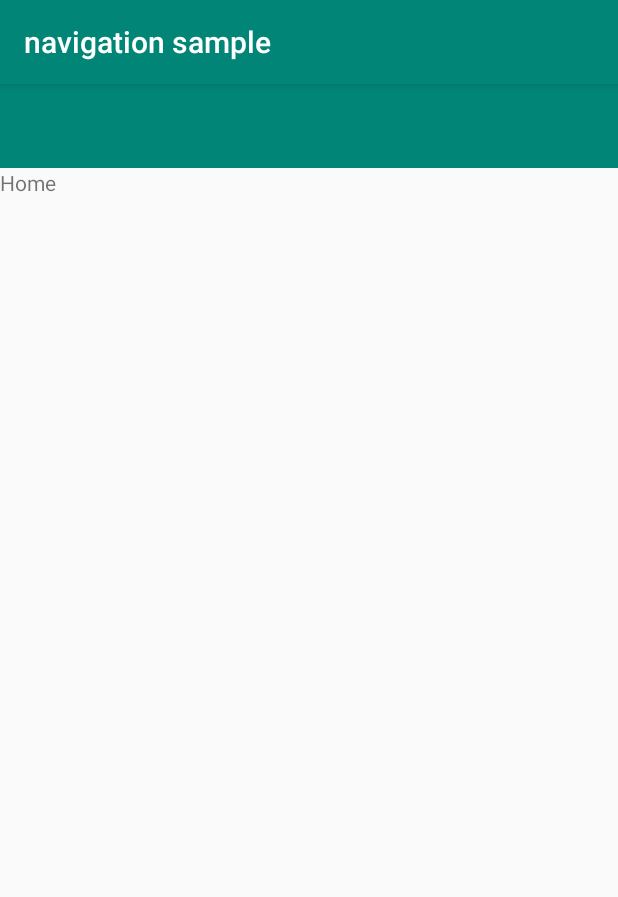
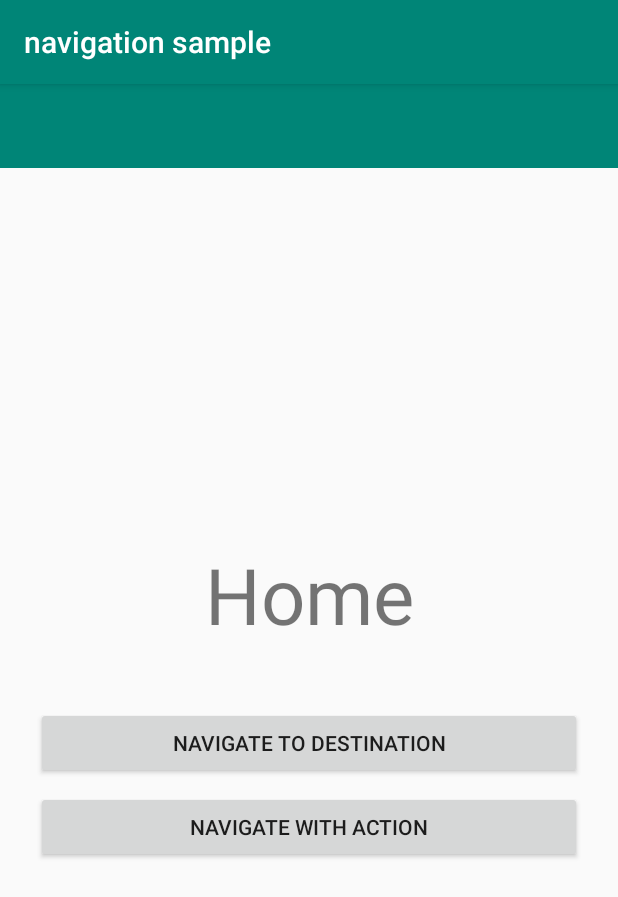
Before and after one commit to prince1809/android-navigation-sample, an Android app: the screen it shows after launch (MainActivity), on a phone screen of 412 x 824 dp. Shown: the top 897 px of the screen. Run offline under Robolectric (Android 15) with nearby library versions, the phone set to English and light mode, and no system bars.

Commit message:
home fragment

```diff
--- a/app/src/main/res/layout/fragment_home.xml
+++ b/app/src/main/res/layout/fragment_home.xml
@@ -1,14 +1,55 @@
 <?xml version="1.0" encoding="utf-8"?>
-<FrameLayout xmlns:android="http://schemas.android.com/apk/res/android"
-             xmlns:tools="http://schemas.android.com/tools"
-             android:layout_width="match_parent"
-             android:layout_height="match_parent"
-             tools:context=".HomeFragment">
+<androidx.constraintlayout.widget.ConstraintLayout xmlns:android="http://schemas.android.com/apk/res/android"
+    xmlns:app="http://schemas.android.com/apk/res-auto"
+    xmlns:tools="http://schemas.android.com/tools"
+    android:id="@+id/linearLayout"
+    android:layout_width="match_parent"
+    android:layout_height="match_parent"
+    tools:context="com.princekr.android.navigationsample.HomeFragment">
 
-    <!-- TODO: Update blank fragment layout -->
     <TextView
-            android:layout_width="match_parent"
-            android:layout_height="match_parent"
-            android:text="@string/home"/>
+        android:id="@+id/text"
+        android:layout_width="match_parent"
+        android:layout_height="wrap_content"
+        android:layout_marginTop="8dp"
+        android:layout_marginBottom="32dp"
+        android:text="@string/home"
+        android:textAlignment="center"
+        android:textSize="52sp"
+        app:layout_constraintBottom_toTopOf="@+id/navigate_destination_button"
+        app:layout_constraintEnd_toEndOf="parent"
+        app:layout_constraintHorizontal_bias="0.5"
+        app:layout_constraintStart_toStartOf="parent"
+        app:layout_constraintTop_toTopOf="parent"
+        app:layout_constraintVertical_chainStyle="packed" />
 
-</FrameLayout>
+    <Button
+        android:id="@+id/navigate_destination_button"
+        android:layout_width="match_parent"
+        android:layout_height="wrap_content"
+        android:layout_marginStart="24dp"
+        android:layout_marginTop="8dp"
+        android:layout_marginEnd="24dp"
+        android:layout_marginBottom="8dp"
+        android:text="@string/navigate_destination_button"
+        app:layout_constraintBottom_toTopOf="@+id/navigate_action_button"
+        app:layout_constraintEnd_toEndOf="parent"
+        app:layout_constraintHorizontal_bias="0.5"
+        app:layout_constraintStart_toStartOf="parent"
+        app:layout_constraintTop_toBottomOf="@+id/text"
+        app:layout_constraintVertical_bias="0.594" />
+
+    <Button
+        android:id="@+id/navigate_action_button"
+        android:layout_width="match_parent"
+        android:layout_height="wrap_content"
+        android:layout_marginStart="24dp"
+        android:layout_marginEnd="24dp"
+        android:layout_marginBottom="8dp"
+        android:text="@string/navigate_action_button"
+        app:layout_constraintBottom_toBottomOf="parent"
+        app:layout_constraintEnd_toEndOf="parent"
+        app:layout_constraintHorizontal_bias="0.5"
+        app:layout_constraintStart_toStartOf="parent"
+        app:layout_constraintTop_toBottomOf="@+id/navigate_destination_button" />
+</androidx.constraintlayout.widget.ConstraintLayout>
```
